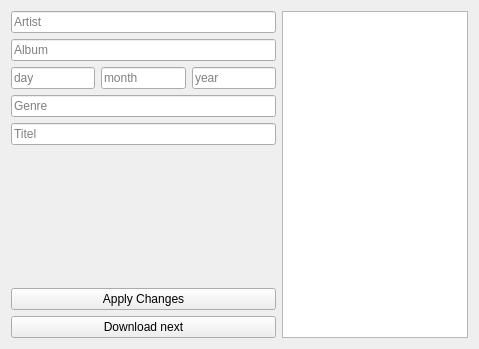
This is editmeta_widget.ui in Johannes0805/Downloader as Qt 5 draws it before an edit. The edited form follows.
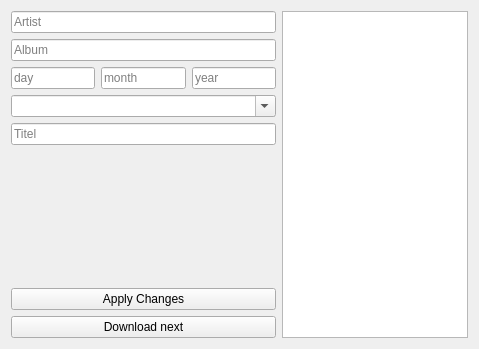
This is the edited form.

Commit message: Changed the old genre input to a new one where you can choose between given options

Patch:
```diff
--- a/editmeta_widget.ui
+++ b/editmeta_widget.ui
@@ -59,9 +59,9 @@
       </layout>
      </item>
      <item>
-      <widget class="QLineEdit" name="genre_input">
-       <property name="placeholderText">
-        <string>Genre</string>
+      <widget class="QComboBox" name="genre_input">
+       <property name="editable">
+        <bool>true</bool>
        </property>
       </widget>
      </item>
```
The commit also changes 2 other files.
